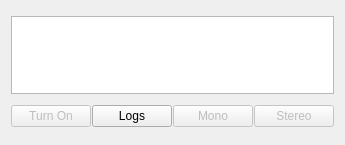
This is landside/catkin_ws/src/gui/resource/CameraStatusWidget.ui in DukeRobotics/robosub-ros as Qt 5 draws it before an edit. The edited form follows.
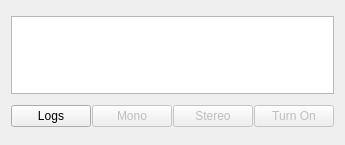
This is the edited form.

Commit message: Move button to right

Diff of the .ui file:
```diff
--- a/landside/catkin_ws/src/gui/resource/CameraStatusWidget.ui
+++ b/landside/catkin_ws/src/gui/resource/CameraStatusWidget.ui
@@ -74,16 +74,6 @@
      <property name="spacing">
       <number>1</number>
      </property>
-     <item>
-      <widget class="QPushButton" name="toggle_relay_button">
-       <property name="enabled">
-        <bool>false</bool>
-       </property>
-       <property name="text">
-        <string>Turn On</string>
-       </property>
-      </widget>
-     </item>
      <item>
       <widget class="QPushButton" name="logs_button">
        <property name="sizePolicy">
@@ -129,6 +119,16 @@
        </property>
       </widget>
      </item>
+     <item>
+      <widget class="QPushButton" name="toggle_relay_button">
+       <property name="enabled">
+        <bool>false</bool>
+       </property>
+       <property name="text">
+        <string>Turn On</string>
+       </property>
+      </widget>
+     </item>
     </layout>
    </item>
   </layout>
```
